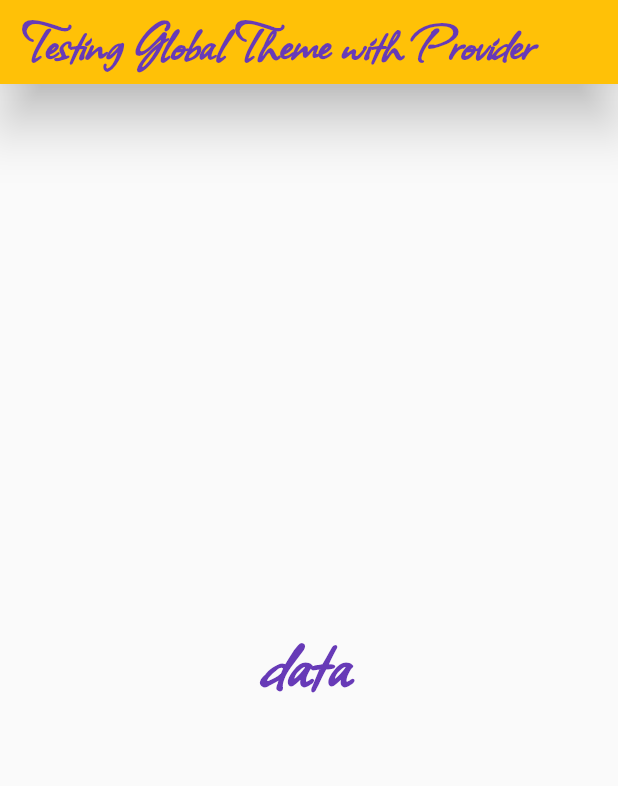
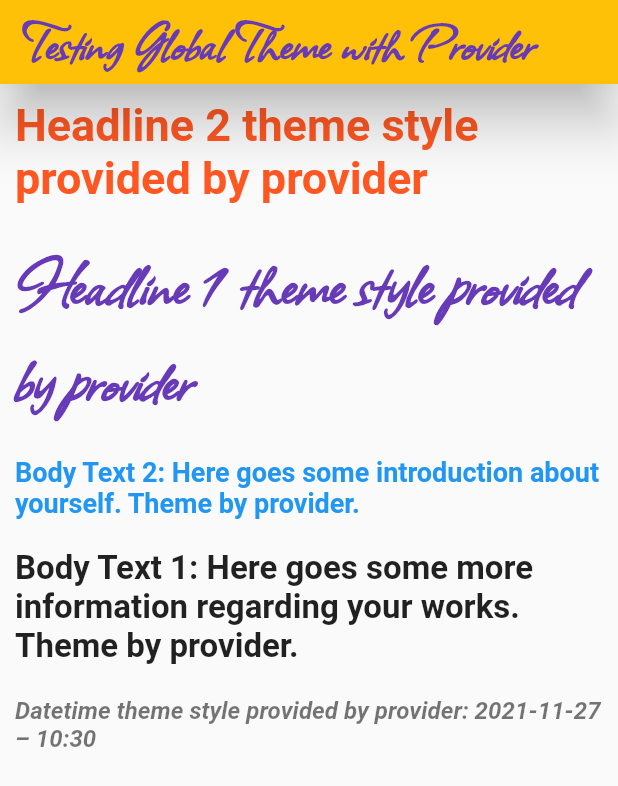
Before and after one commit to sanjibsinha/build_blog_with_flutter, a Flutter app: the screen it shows after launch, on a phone screen of 412 x 824 dp. Shown: the top 786 px of the screen. Run offline on Flutter 3.47's test engine with Material 2 defaults, Android fonts, the phone set to English and light mode, and no system bars.

Commit message:
modifying global theme again with provider

```diff
--- a/lib/main.dart
+++ b/lib/main.dart
@@ -11,7 +11,7 @@ void main() {
       providers: [
         ChangeNotifierProvider(create: (_) => GlobalTheme()),
       ],
-      child: const HomeApp(),
+      child: const Home(),
     ),
   );
 }
--- a/lib/model/global_theme.dart
+++ b/lib/model/global_theme.dart
@@ -6,28 +6,24 @@ class GlobalTheme with ChangeNotifier {
     textTheme: const TextTheme(
       bodyText1: TextStyle(
         fontSize: 22,
-        height: 1.2,
       ),
       bodyText2: TextStyle(
         color: Colors.blue,
-        fontSize: 20,
+        fontSize: 18,
         fontWeight: FontWeight.bold,
-        height: 1.0,
       ),
       caption: TextStyle(
         fontSize: 16,
         fontWeight: FontWeight.bold,
         fontStyle: FontStyle.italic,
-        height: 1.2,
       ),
       headline1: TextStyle(
         color: Colors.deepPurple,
+        fontSize: 50,
         fontFamily: 'Allison',
-        fontWeight: FontWeight.bold,
-        fontSize: 60,
       ),
       headline2: TextStyle(
-        color: Colors.black38,
+        color: Colors.deepOrange,
         fontSize: 30,
         fontWeight: FontWeight.bold,
       ),
--- a/lib/view/home.dart
+++ b/lib/view/home.dart
@@ -1,50 +1,19 @@
 import 'package:flutter/material.dart';
 import 'package:provider/provider.dart';
 import '/model/global_theme.dart';
+import 'home_page.dart';
 
-class HomeApp extends StatelessWidget {
-  const HomeApp({Key? key}) : super(key: key);
+class Home extends StatelessWidget {
+  const Home({Key? key}) : super(key: key);
 
   @override
   Widget build(BuildContext context) {
-    final globalTheme = Provider.of<GlobalTheme>(context).globalTheme;
+    final ThemeData globalTheme = Provider.of<GlobalTheme>(context).globalTheme;
     return MaterialApp(
       title: 'Flutter Demo',
       theme: globalTheme,
-      home: const HomeAppPage(),
-    );
-  }
-}
-
-class HomeAppPage extends StatelessWidget {
-  const HomeAppPage({Key? key}) : super(key: key);
-
-  @override
-  Widget build(BuildContext context) {
-    return Scaffold(
-      appBar: AppBar(
-        title: Text(
-          'Testing Global Theme with Provider',
-          style: Theme.of(context).appBarTheme.titleTextStyle,
-        ),
-      ),
-      body: const HomeAppBody(),
-    );
-  }
-}
-
-class HomeAppBody extends StatelessWidget {
-  const HomeAppBody({Key? key}) : super(key: key);
-
-  @override
-  Widget build(BuildContext context) {
-    return Center(
-      child: Container(
-        padding: const EdgeInsets.all(10),
-        child: Text(
-          'data',
-          style: Theme.of(context).textTheme.headline1,
-        ),
+      home: HomePage(
+        homeTheme: globalTheme,
       ),
     );
   }
--- /dev/null
+++ b/lib/view/home_page.dart
@@ -0,0 +1,79 @@
+import 'package:flutter/material.dart';
+import 'package:intl/intl.dart';
+
+class HomePage extends StatelessWidget {
+  final ThemeData homeTheme;
+  const HomePage({Key? key, required this.homeTheme}) : super(key: key);
+
+  @override
+  Widget build(BuildContext context) {
+    return Scaffold(
+      appBar: AppBar(
+        title: Text(
+          'Testing Global Theme with Provider',
+          style: homeTheme.appBarTheme.titleTextStyle,
+        ),
+      ),
+      body: HomeBody(
+        homeTheme: homeTheme,
+      ),
+    );
+  }
+}
+
+class HomeBody extends StatelessWidget {
+  final ThemeData homeTheme;
+  const HomeBody({Key? key, required this.homeTheme}) : super(key: key);
+
+  @override
+  Widget build(BuildContext context) {
+    DateTime now = DateTime.now();
+    String stringDate = DateFormat('yyyy-MM-dd – kk:mm').format(now);
+    return Center(
+      child: Column(
+        children: [
+          Container(
+            margin: const EdgeInsets.all(5),
+            padding: const EdgeInsets.all(5),
+            child: Text(
+              'Headline 2 theme style provided by provider',
+              style: homeTheme.textTheme.headline2,
+            ),
+          ),
+          Container(
+            margin: const EdgeInsets.all(5),
+            padding: const EdgeInsets.all(5),
+            child: Text(
+              'Headline 1 theme style provided by provider',
+              style: homeTheme.textTheme.headline1,
+            ),
+          ),
+          Container(
+            margin: const EdgeInsets.all(5),
+            padding: const EdgeInsets.all(5),
+            child: Text(
+              'Body Text 2: Here goes some introduction about yourself. Theme by provider.',
+              style: homeTheme.textTheme.bodyText2,
+            ),
+          ),
+          Container(
+            margin: const EdgeInsets.all(5),
+            padding: const EdgeInsets.all(5),
+            child: Text(
+              'Body Text 1: Here goes some more information regarding your works. Theme by provider.',
+              style: homeTheme.textTheme.bodyText1,
+            ),
+          ),
+          Container(
+            margin: const EdgeInsets.all(5),
+            padding: const EdgeInsets.all(5),
+            child: Text(
+              'Datetime theme style provided by provider: $stringDate',
+              style: homeTheme.textTheme.caption,
+            ),
+          ),
+        ],
+      ),
+    );
+  }
+}
```
Also changed, not shown: 1 other file.
